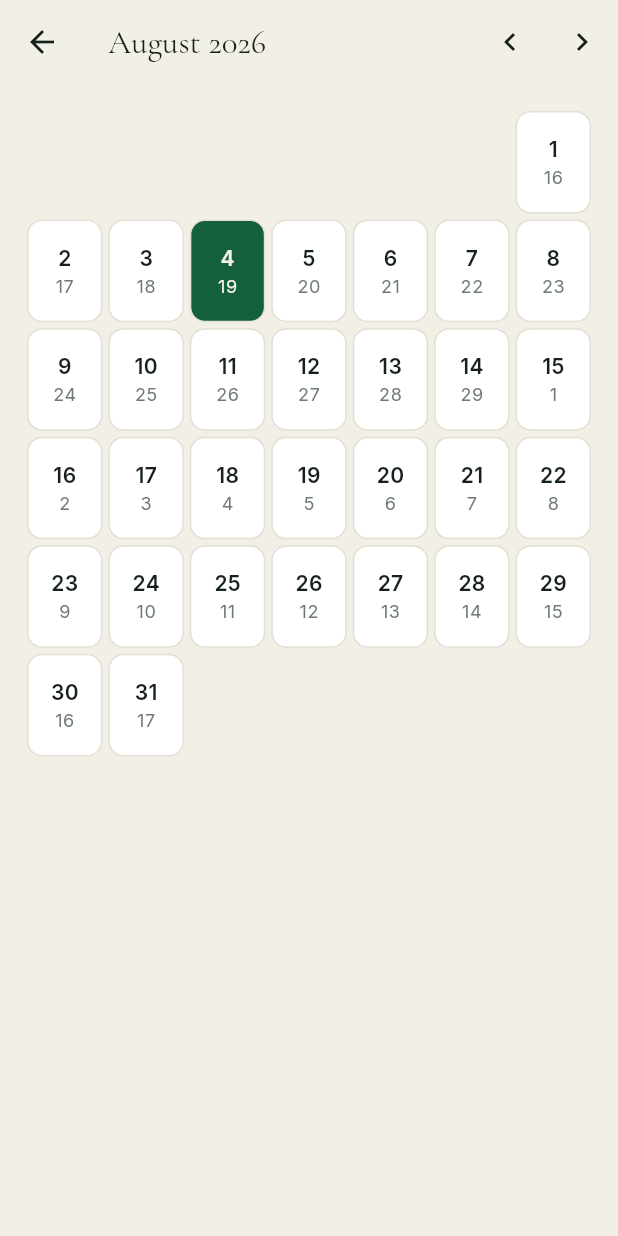
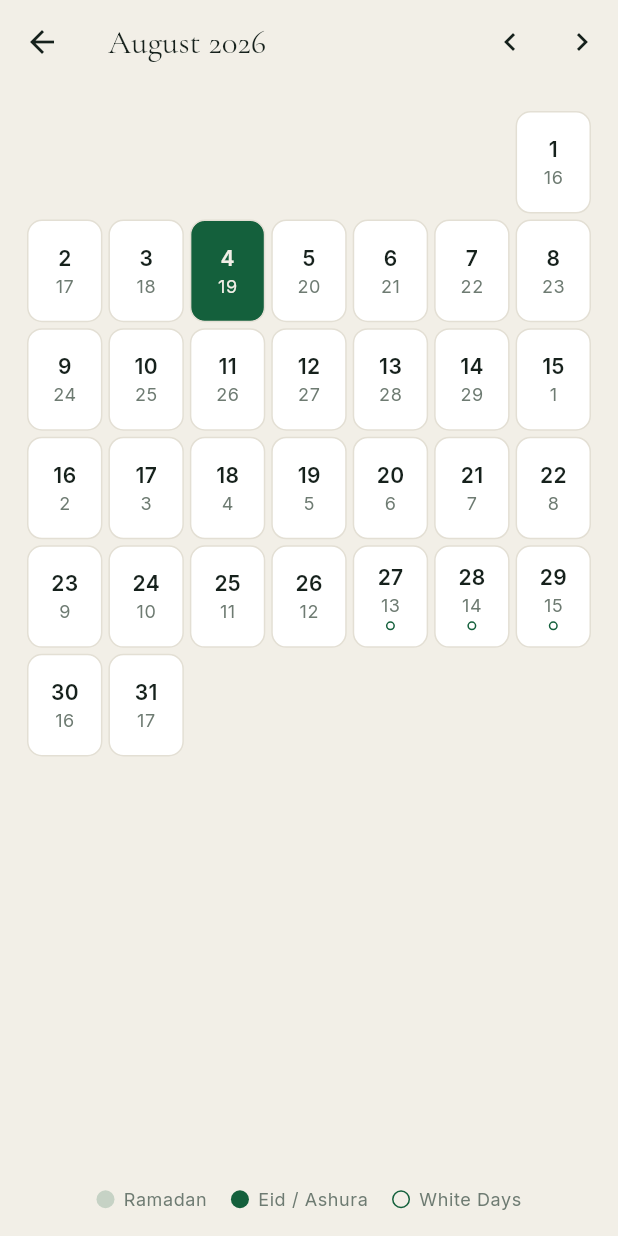
Before and after one commit to ajmalkhan6233-eng/noor_app, a Flutter app: the screen it shows after launch, after a tap on "Calendar", on a phone screen of 412 x 824 dp. Run offline on Flutter 3.47's test engine with Material 3 defaults, Android fonts, the phone set to English and light mode, and no system bars; our stand-ins replace adhan, equatable, flutter_bloc, flutter_compass, flutter_secure_storage, geolocator and 2 more; accounts and stored records are empty.

Commit message:
Mark Ramadan, both Eids, Ashura, and the White Days on the calendar
New core/utils/islamic_occasion.dart: pure calendar-date facts (not
sourced/interpretive content) — Ramadan is all of Hijri month 9, Eid
al-Fitr is 1 Shawwal, Eid al-Adha is 10 Dhu al-Hijjah, Ashura is 10
Muharram, White Days are 13-15 of every month. Covered by unit tests.

CalendarDayCell now tints Ramadan days, rings the White Days, and
marks Eid/Ashura with a bordered, dotted cell — plus a legend at the
bottom of the screen. Split the day cell and legend into their own
widgets to keep CalendarScreen under the 150-line limit.

flutter analyze clean, all 81 tests pass.

Co-Authored-By: Claude Sonnet 5 <noreply@anthropic.com>
Claude-Session: https://claude.ai/code/session_019gVveWrN2mQ8ZJgjAtAbp6

```diff
--- /dev/null
+++ b/lib/core/utils/islamic_occasion.dart
@@ -0,0 +1,39 @@
+// Bismillahir Rahmanir Raheem — watermark: ALLAH
+//
+// Fixed-date Islamic occasions by Hijri month/day — calendar facts,
+// not interpretive content. Ramadan is the whole of month 9; the two
+// Eids, Ashura, and the White Days are specific days.
+
+import 'hijri_date.dart';
+
+enum IslamicOccasion { ramadan, eidAlFitr, eidAlAdha, ashura, whiteDays }
+
+extension IslamicOccasionLabel on IslamicOccasion {
+  String get label {
+    switch (this) {
+      case IslamicOccasion.ramadan:
+        return 'Ramadan';
+      case IslamicOccasion.eidAlFitr:
+        return 'Eid al-Fitr';
+      case IslamicOccasion.eidAlAdha:
+        return 'Eid al-Adha';
+      case IslamicOccasion.ashura:
+        return 'Ashura';
+      case IslamicOccasion.whiteDays:
+        return 'White Days';
+    }
+  }
+}
+
+/// Returns every occasion that falls on [date], if any (a day can be
+/// both, e.g. White Days never coincide with the others so this is
+/// usually zero or one, but the type stays a list for safety).
+List<IslamicOccasion> occasionsOn(HijriDate date) {
+  final occasions = <IslamicOccasion>[];
+  if (date.month == 9) occasions.add(IslamicOccasion.ramadan);
+  if (date.month == 10 && date.day == 1) occasions.add(IslamicOccasion.eidAlFitr);
+  if (date.month == 12 && date.day == 10) occasions.add(IslamicOccasion.eidAlAdha);
+  if (date.month == 1 && date.day == 10) occasions.add(IslamicOccasion.ashura);
+  if (date.day >= 13 && date.day <= 15) occasions.add(IslamicOccasion.whiteDays);
+  return occasions;
+}
--- a/lib/features/calendar/presentation/calendar_screen.dart
+++ b/lib/features/calendar/presentation/calendar_screen.dart
@@ -1,14 +1,16 @@
 // Bismillahir Rahmanir Raheem — watermark: ALLAH
 //
-// A Gregorian month grid with each day's Hijri equivalent underneath
-// — computed locally (see core/utils/hijri_date.dart), never fetched.
+// A Gregorian month grid with each day's Hijri equivalent side by
+// side — computed locally (see core/utils/hijri_date.dart), never
+// fetched — marking Ramadan, the two Eids, Ashura, and the White Days.
 
 import 'package:flutter/material.dart';
 
 import '../../../core/constants/app_colors.dart';
-import '../../../core/constants/app_typography.dart';
 import '../../../core/utils/hijri_date.dart';
 import '../../settings/data/settings_repository.dart';
+import 'widgets/calendar_day_cell.dart';
+import 'widgets/calendar_legend.dart';
 
 class CalendarScreen extends StatefulWidget {
   const CalendarScreen({super.key});
@@ -56,7 +58,10 @@ class _CalendarScreenState extends State<CalendarScreen> {
           ),
         ],
       ),
-      body: GridView.builder(
+      body: Column(
+        children: [
+          Expanded(
+            child: GridView.builder(
               padding: const EdgeInsets.all(16),
               gridDelegate: const SliverGridDelegateWithFixedCrossAxisCount(
                 crossAxisCount: 7,
@@ -74,37 +79,16 @@ class _CalendarScreenState extends State<CalendarScreen> {
                 final isToday = date.year == today.year &&
                     date.month == today.month &&
                     date.day == today.day;
-          return Semantics(
-            label: '${_monthName(_month.month)} $day, ${hijri.formatted}',
-            child: Container(
-              margin: const EdgeInsets.all(2),
-              decoration: BoxDecoration(
-                color: isToday ? AppColors.emerald : AppColors.card,
-                borderRadius: BorderRadius.circular(10),
-                border: Border.all(color: AppColors.hairline),
-              ),
-              alignment: Alignment.center,
-              child: Column(
-                mainAxisAlignment: MainAxisAlignment.center,
-                children: [
-                  Text(
-                    '$day',
-                    style: TextStyle(
-                      color: isToday ? AppColors.paper : AppColors.ink,
-                      fontWeight: FontWeight.w600,
+                return CalendarDayCell(
+                  gregorianDay: day,
+                  hijri: hijri,
+                  isToday: isToday,
+                );
+              },
             ),
           ),
-                  Text(
-                    '${hijri.day}',
-                    style: AppTypography.caption.copyWith(
-                      color: isToday ? AppColors.paper : AppColors.sage,
-                    ),
-                  ),
+          const CalendarLegend(),
         ],
-              ),
-            ),
-          );
-        },
       ),
     );
   }
--- /dev/null
+++ b/lib/features/calendar/presentation/widgets/calendar_day_cell.dart
@@ -0,0 +1,96 @@
+// Bismillahir Rahmanir Raheem — watermark: ALLAH
+//
+// One day cell: Gregorian day number and Hijri day number side by
+// side, tinted for Ramadan, and marked for Eid al-Fitr, Eid al-Adha,
+// Ashura, and the White Days.
+
+import 'package:flutter/material.dart';
+
+import '../../../../core/constants/app_colors.dart';
+import '../../../../core/constants/app_typography.dart';
+import '../../../../core/utils/hijri_date.dart';
+import '../../../../core/utils/islamic_occasion.dart';
+
+class CalendarDayCell extends StatelessWidget {
+  const CalendarDayCell({
+    super.key,
+    required this.gregorianDay,
+    required this.hijri,
+    required this.isToday,
+  });
+
+  final int gregorianDay;
+  final HijriDate hijri;
+  final bool isToday;
+
+  @override
+  Widget build(BuildContext context) {
+    final occasions = occasionsOn(hijri);
+    final isRamadan = occasions.contains(IslamicOccasion.ramadan);
+    final isWhiteDay = occasions.contains(IslamicOccasion.whiteDays);
+    final hasMajorOccasion = occasions.any(
+      (o) => o != IslamicOccasion.ramadan && o != IslamicOccasion.whiteDays,
+    );
+
+    final label = [
+      '$gregorianDay ${hijri.formatted}',
+      if (occasions.isNotEmpty) occasions.map((o) => o.label).join(', '),
+    ].join(', ');
+
+    return Semantics(
+      label: label,
+      child: Container(
+        margin: const EdgeInsets.all(2),
+        decoration: BoxDecoration(
+          color: isToday
+              ? AppColors.emerald
+              : isRamadan
+                  ? AppColors.emerald.withValues(alpha: 0.08)
+                  : AppColors.card,
+          borderRadius: BorderRadius.circular(10),
+          border: Border.all(
+            color: hasMajorOccasion ? AppColors.emerald : AppColors.hairline,
+            width: hasMajorOccasion ? 1.5 : 1,
+          ),
+        ),
+        alignment: Alignment.center,
+        child: Column(
+          mainAxisAlignment: MainAxisAlignment.center,
+          children: [
+            Text(
+              '$gregorianDay',
+              style: TextStyle(
+                color: isToday ? AppColors.paper : AppColors.ink,
+                fontWeight: FontWeight.w600,
+              ),
+            ),
+            Text(
+              '${hijri.day}',
+              style: AppTypography.caption.copyWith(
+                color: isToday ? AppColors.paper : AppColors.sage,
+              ),
+            ),
+            if (hasMajorOccasion || isWhiteDay) ...[
+              const SizedBox(height: 2),
+              Container(
+                width: 6,
+                height: 6,
+                decoration: BoxDecoration(
+                  shape: BoxShape.circle,
+                  color: hasMajorOccasion
+                      ? (isToday ? AppColors.paper : AppColors.emerald)
+                      : Colors.transparent,
+                  border: isWhiteDay && !hasMajorOccasion
+                      ? Border.all(
+                          color: isToday ? AppColors.paper : AppColors.emerald,
+                        )
+                      : null,
+                ),
+              ),
+            ],
+          ],
+        ),
+      ),
+    );
+  }
+}
--- /dev/null
+++ b/lib/features/calendar/presentation/widgets/calendar_legend.dart
@@ -0,0 +1,49 @@
+// Bismillahir Rahmanir Raheem — watermark: ALLAH
+
+import 'package:flutter/material.dart';
+
+import '../../../../core/constants/app_colors.dart';
+import '../../../../core/constants/app_typography.dart';
+
+class CalendarLegend extends StatelessWidget {
+  const CalendarLegend({super.key});
+
+  @override
+  Widget build(BuildContext context) {
+    return Padding(
+      padding: const EdgeInsets.fromLTRB(16, 0, 16, 16),
+      child: Wrap(
+        spacing: 16,
+        runSpacing: 8,
+        children: [
+          _item('Ramadan', tint: true),
+          _item('Eid / Ashura', dot: true),
+          _item('White Days', ring: true),
+        ],
+      ),
+    );
+  }
+
+  Widget _item(String label, {bool tint = false, bool dot = false, bool ring = false}) {
+    return Row(
+      mainAxisSize: MainAxisSize.min,
+      children: [
+        Container(
+          width: 12,
+          height: 12,
+          decoration: BoxDecoration(
+            shape: BoxShape.circle,
+            color: tint
+                ? AppColors.emerald.withValues(alpha: 0.2)
+                : dot
+                    ? AppColors.emerald
+                    : Colors.transparent,
+            border: ring ? Border.all(color: AppColors.emerald) : null,
+          ),
+        ),
+        const SizedBox(width: 6),
+        Text(label, style: AppTypography.caption),
+      ],
+    );
+  }
+}
```
Also changed, not shown: 1 other file. Lines whose indentation alone changed are shown as unchanged.
